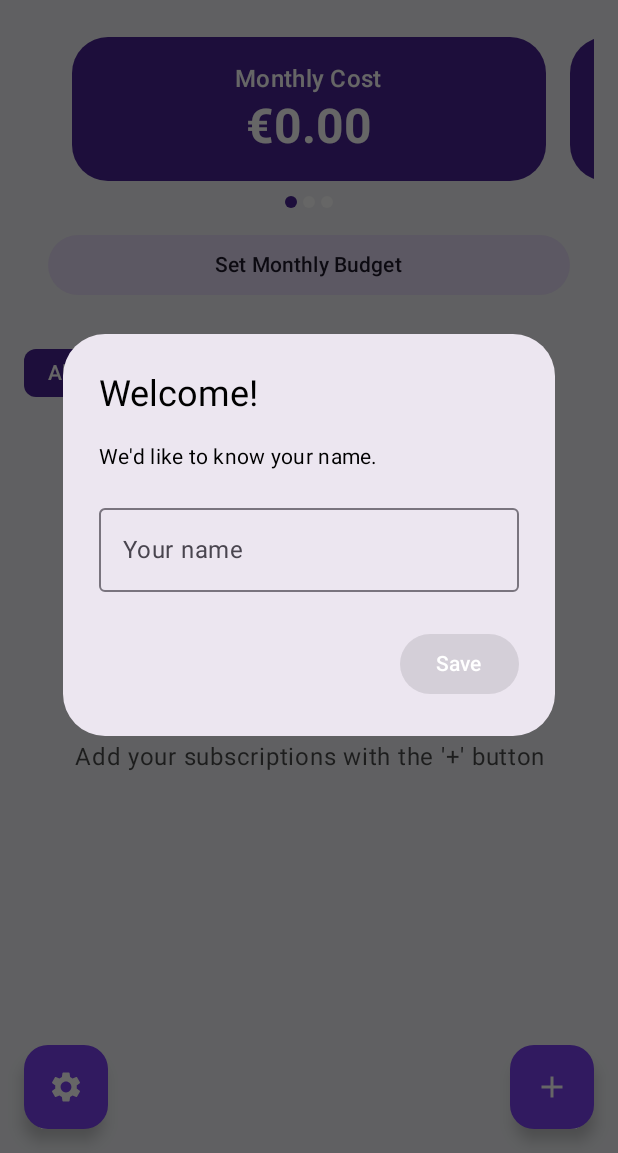
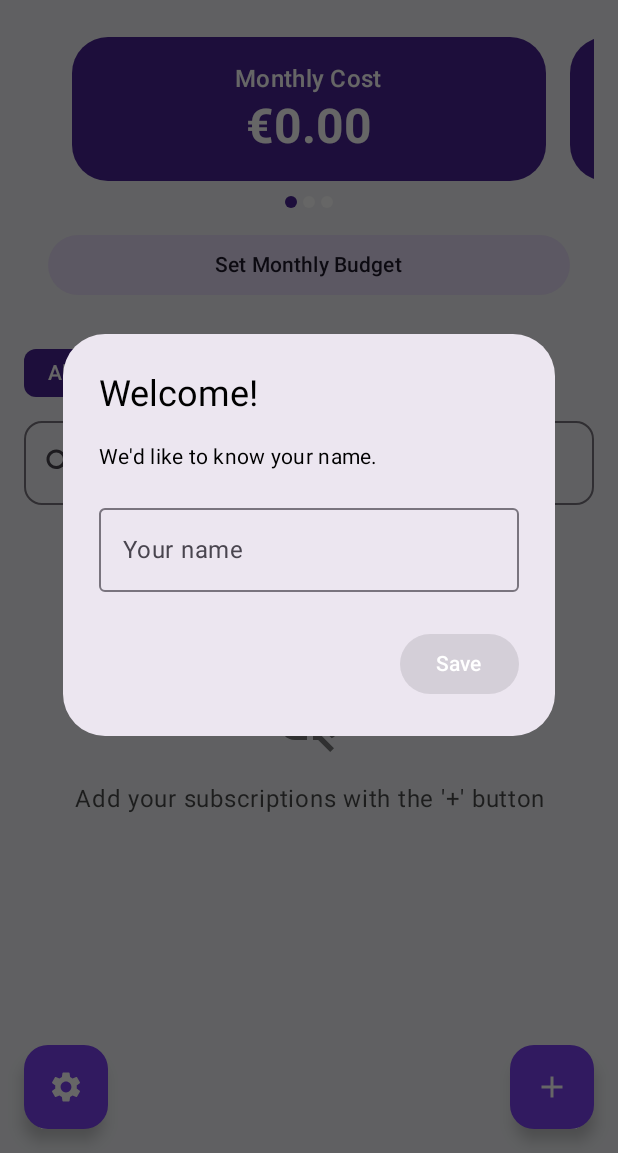
Before and after one commit to igarridosi/OroiApp, an Android app built with Jetpack Compose: the screen it shows after launch (MainActivity), on a phone screen of 412 x 824 dp, the part 83-1236 px from its top. Run offline under Robolectric (Android 15) with nearby library versions, the phone set to English and light mode, and no system bars; our stand-ins replace Room's generated code.

Commit message:
feat: Block 3 — search, accessibility + fix language switching
Language fix:
- MainActivity now extends AppCompatActivity so AppCompatDelegate can
  apply locale to the Activity context on Android < 13
- Added res/xml/locales_config.xml declaring en/es/eu support
- Added android:localeConfig to <application> for Android 13+ system picker
- Changed Theme.OroiApp parent to Theme.AppCompat.DayNight.NoActionBar
  (required by AppCompatActivity)

Search:
- Added searchQuery state to MainUiState and MainViewModel
- Subscriptions are filtered by name in the combine flow (case-insensitive)
- SubscriptionSearchBar composable: OutlinedTextField with clear button,
  placed between filter chips and the subscription list

Accessibility:
- SubscriptionItem card uses semantics(mergeDescendants = true) so
  TalkBack announces the card as one unit
- BillingCycleBadge has a meaningful contentDescription ("Weekly billing",
  "Monthly billing", "Annual billing") instead of just the badge letter
- New strings: billing_badge_*_desc and swipe_*_hint in EN/ES/EU

Co-Authored-By: Claude Sonnet 4.6 <noreply@anthropic.com>

```diff
--- a/app/src/main/AndroidManifest.xml
+++ b/app/src/main/AndroidManifest.xml
@@ -9,6 +9,7 @@
         android:fullBackupContent="@xml/backup_rules"
         android:icon="@mipmap/ic_launcher"
         android:label="@string/app_name"
+        android:localeConfig="@xml/locales_config"
         android:roundIcon="@mipmap/ic_launcher_round"
         android:supportsRtl="true"
         android:theme="@style/Theme.OroiApp">
--- a/app/src/main/java/com/example/oroiapp/MainActivity.kt
+++ b/app/src/main/java/com/example/oroiapp/MainActivity.kt
@@ -6,8 +6,8 @@ import android.net.Uri
 import android.os.Build
 import android.os.Bundle
 import android.widget.Toast
-import androidx.activity.ComponentActivity
 import androidx.activity.compose.setContent
+import androidx.appcompat.app.AppCompatActivity
 import androidx.activity.result.contract.ActivityResultContracts
 import androidx.annotation.RequiresApi
 import androidx.compose.foundation.layout.fillMaxSize
@@ -38,7 +38,7 @@ import com.example.oroiapp.viewmodel.MainViewModel
 import com.example.oroiapp.viewmodel.OroiViewModelFactory
 import kotlinx.coroutines.launch
 
-class MainActivity : ComponentActivity() {
+class MainActivity : AppCompatActivity() {
 
     private val requestPermissionLauncher = registerForActivityResult(
         ActivityResultContracts.RequestPermission()
--- a/app/src/main/java/com/example/oroiapp/ui/MainScreen.kt
+++ b/app/src/main/java/com/example/oroiapp/ui/MainScreen.kt
@@ -51,8 +51,12 @@ import java.util.*
 import androidx.compose.foundation.lazy.rememberLazyListState
 import androidx.compose.material.icons.filled.BarChart
 import androidx.compose.material.icons.filled.Close
+import androidx.compose.material.icons.filled.Search
 import androidx.compose.material.icons.filled.Settings
 import androidx.compose.runtime.LaunchedEffect
+import androidx.compose.ui.semantics.contentDescription
+import androidx.compose.ui.semantics.semantics
+import androidx.compose.ui.semantics.mergeDescendants
 
 @Composable
 fun MainHeader(username: String) {
@@ -177,6 +181,10 @@ fun MainScreen(
                 onFilterSelected = viewModel::updateFilter,
                 onStatsClick = onStatsClick
             )
+            SubscriptionSearchBar(
+                query = uiState.searchQuery,
+                onQueryChange = viewModel::updateSearchQuery
+            )
             SubscriptionList(
                 subscriptions = uiState.subscriptions,
                 onEdit = onEditSubscription,
@@ -249,6 +257,32 @@ fun CostCard(title: String, amount: Double) {
             )
         }
     }
+}
+
+@Composable
+fun SubscriptionSearchBar(
+    query: String,
+    onQueryChange: (String) -> Unit,
+    modifier: Modifier = Modifier
+) {
+    OutlinedTextField(
+        value = query,
+        onValueChange = onQueryChange,
+        placeholder = { Text(stringResource(R.string.search_hint)) },
+        leadingIcon = {
+            Icon(Icons.Default.Search, contentDescription = null)
+        },
+        trailingIcon = {
+            if (query.isNotEmpty()) {
+                IconButton(onClick = { onQueryChange("") }) {
+                    Icon(Icons.Default.Close, contentDescription = stringResource(R.string.search_clear_description))
+                }
+            }
+        },
+        singleLine = true,
+        shape = RoundedCornerShape(12.dp),
+        modifier = modifier.fillMaxWidth()
+    )
 }
 
 @Composable
@@ -451,7 +485,9 @@ fun SubscriptionItem(subscription: Subscription) {
     val dateFormat = SimpleDateFormat("yyyy/MM/dd", Locale.getDefault())
 
     Card(
-        modifier = Modifier.fillMaxWidth(),
+        modifier = Modifier
+            .fillMaxWidth()
+            .semantics(mergeDescendants = true) {},
         colors = CardDefaults.cardColors(containerColor = MaterialTheme.colorScheme.primaryContainer),
         shape = RoundedCornerShape(12.dp)
     ) {
@@ -500,6 +536,11 @@ fun BillingCycleBadge(cycle: BillingCycle, modifier: Modifier = Modifier) {
         BillingCycle.MONTHLY -> stringResource(R.string.billing_badge_monthly)
         BillingCycle.ANNUAL -> stringResource(R.string.billing_badge_annual)
     }
+    val description = when (cycle) {
+        BillingCycle.WEEKLY -> stringResource(R.string.billing_badge_weekly_desc)
+        BillingCycle.MONTHLY -> stringResource(R.string.billing_badge_monthly_desc)
+        BillingCycle.ANNUAL -> stringResource(R.string.billing_badge_annual_desc)
+    }
     val color = when (cycle) {
         BillingCycle.WEEKLY -> MaterialTheme.colorScheme.onTertiary
         BillingCycle.MONTHLY -> MaterialTheme.colorScheme.onTertiaryContainer
@@ -511,6 +552,7 @@ fun BillingCycleBadge(cycle: BillingCycle, modifier: Modifier = Modifier) {
             .size(24.dp)
             .clip(CircleShape)
             .background(color)
+            .semantics { contentDescription = description }
     ) {
         Text(text = text, color = Color.White, fontWeight = FontWeight.Bold, fontSize = 12.sp)
     }
--- a/app/src/main/java/com/example/oroiapp/viewmodel/MainViewModel.kt
+++ b/app/src/main/java/com/example/oroiapp/viewmodel/MainViewModel.kt
@@ -34,7 +34,8 @@ data class MainUiState(
     val showUsernameDialog: Boolean = false,
     val currentTheme: ThemeSetting = ThemeSetting.SYSTEM,
     val currentFilter: SubscriptionFilter = SubscriptionFilter.ALFABETIKOA,
-    val monthlyBudget: Double = 0.0
+    val monthlyBudget: Double = 0.0,
+    val searchQuery: String = ""
 )
 
 data class ChartData(
@@ -56,6 +57,8 @@ class MainViewModel(
     val dialogUsernameInput: StateFlow<String> = _dialogUsernameInput.asStateFlow()
     private val _currentFilter = MutableStateFlow(SubscriptionFilter.ALFABETIKOA)
     private val _monthlyBudget = MutableStateFlow(userPrefs.getMonthlyBudget())
+    private val _searchQuery = MutableStateFlow("")
+    val searchQuery: StateFlow<String> = _searchQuery.asStateFlow()
 
     val uiState: StateFlow<MainUiState> = combine(
         listOf(
@@ -64,7 +67,8 @@ class MainViewModel(
             _showUsernameDialog,
             _currentTheme,
             _currentFilter,
-            _monthlyBudget
+            _monthlyBudget,
+            _searchQuery
         )
     ) { args ->
         val subs = args[0] as List<Subscription>
@@ -73,9 +77,12 @@ class MainViewModel(
         val theme = args[3] as ThemeSetting
         val filter = args[4] as SubscriptionFilter
         val budget = args[5] as Double
-        val allCosts = calculateAllCosts(subs)
+        val query = args[6] as String
+        val filtered = if (query.isBlank()) subs
+                       else subs.filter { it.name.contains(query, ignoreCase = true) }
+        val allCosts = calculateAllCosts(filtered)
         MainUiState(
-            subscriptions = sortSubscriptions(subs, filter),
+            subscriptions = sortSubscriptions(filtered, filter),
             totalMonthlyCost = allCosts.monthly,
             totalAnnualCost = allCosts.annual,
             totalDailyCost = allCosts.daily,
@@ -83,7 +90,8 @@ class MainViewModel(
             showUsernameDialog = showDialog,
             currentTheme = theme,
             monthlyBudget = budget,
-            currentFilter = filter
+            currentFilter = filter,
+            searchQuery = query
         )
     }.stateIn(
         scope = viewModelScope,
@@ -140,6 +148,8 @@ class MainViewModel(
 
     fun updateFilter(filter: SubscriptionFilter) { _currentFilter.value = filter }
 
+    fun updateSearchQuery(query: String) { _searchQuery.value = query }
+
     private fun sortSubscriptions(subscriptions: List<Subscription>, filter: SubscriptionFilter): List<Subscription> {
         return when (filter) {
             SubscriptionFilter.ALFABETIKOA -> subscriptions.sortedBy { it.name }
--- a/app/src/main/res/values/strings.xml
+++ b/app/src/main/res/values/strings.xml
@@ -105,6 +105,17 @@
     <string name="notifications_denied">Permission denied. Reminders will not be sent.</string>
     <string name="cancel_link_not_found">No cancellation link found for \'%1$s\'.</string>
 
+    <!-- Search -->
+    <string name="search_hint">Search subscriptions…</string>
+    <string name="search_clear_description">Clear search</string>
+
+    <!-- Accessibility -->
+    <string name="billing_badge_weekly_desc">Weekly billing</string>
+    <string name="billing_badge_monthly_desc">Monthly billing</string>
+    <string name="billing_badge_annual_desc">Annual billing</string>
+    <string name="swipe_right_hint">Swipe right to open cancellation page</string>
+    <string name="swipe_left_hint">Swipe left to edit</string>
+
     <!-- Notifications -->
     <string name="notification_channel_name">Subscription Reminders</string>
     <string name="notification_channel_description">Channel for alerts before subscriptions renew.</string>
--- a/app/src/main/res/values/themes.xml
+++ b/app/src/main/res/values/themes.xml
@@ -1,7 +1,7 @@
 <?xml version="1.0" encoding="utf-8"?>
 <resources xmlns:tools="http://schemas.android.com/tools">
 
-    <style name="Theme.OroiApp" parent="android:Theme.Material.Light.NoActionBar">
+    <style name="Theme.OroiApp" parent="Theme.AppCompat.DayNight.NoActionBar">
         <!-- Gaiari esaten diogu nola margotu DatePickerDialog-a -->
         <item name="android:datePickerDialogTheme">@style/OroiDatePickerDialogTheme</item>
     </style>
--- /dev/null
+++ b/app/src/main/res/xml/locales_config.xml
@@ -0,0 +1,6 @@
+<?xml version="1.0" encoding="utf-8"?>
+<locale-config xmlns:android="http://schemas.android.com/apk/res/android">
+    <locale android:name="en"/>
+    <locale android:name="es"/>
+    <locale android:name="eu"/>
+</locale-config>
```
Also changed, not shown: 2 other files.
